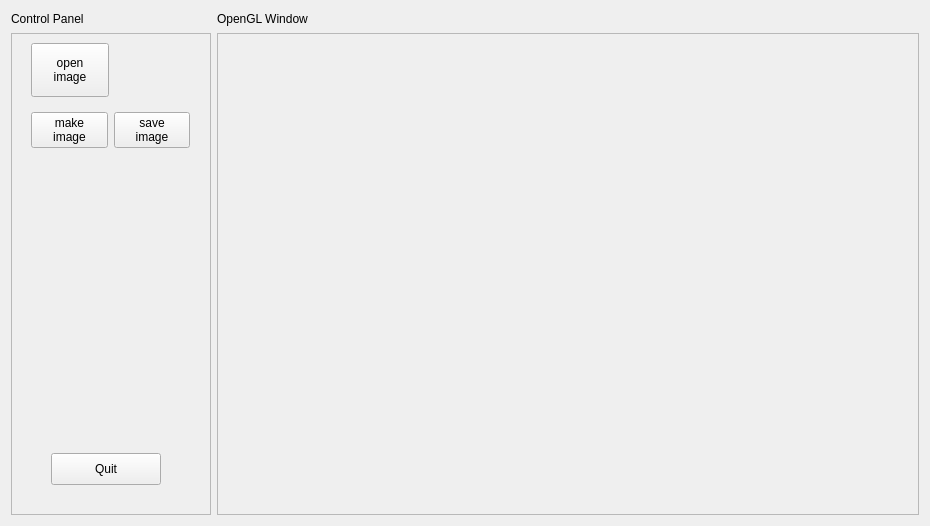
Above: MainWindow.ui from LloydThinks/CSC305_A4 before the change. Below: the same form after it.
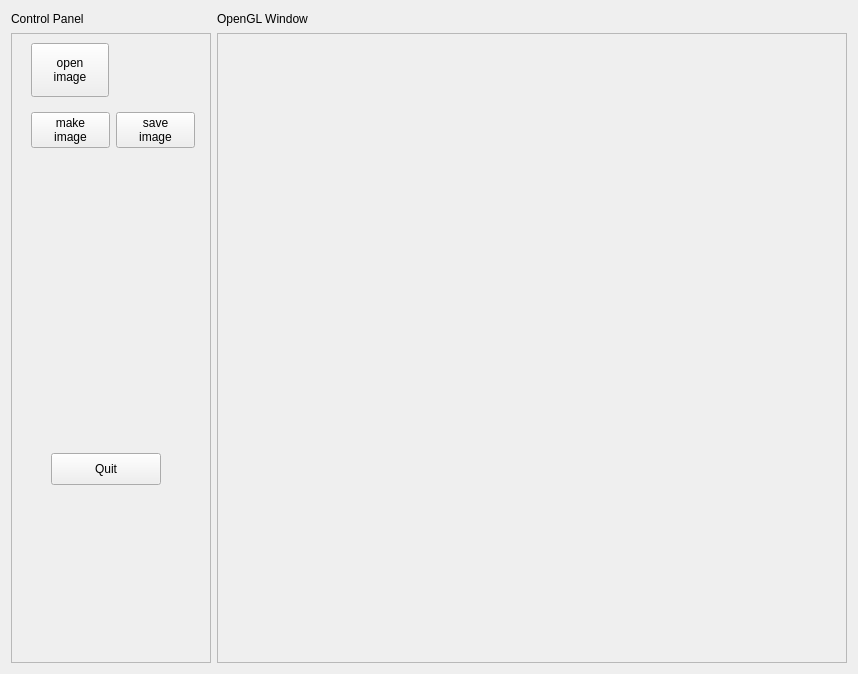
That is the form after the change.

What changed in the file:
```diff
--- a/MainWindow.ui
+++ b/MainWindow.ui
@@ -6,8 +6,8 @@
    <rect>
     <x>0</x>
     <y>0</y>
-    <width>930</width>
-    <height>526</height>
+    <width>858</width>
+    <height>674</height>
    </rect>
   </property>
   <property name="windowTitle">
@@ -66,7 +66,7 @@
        <rect>
         <x>20</x>
         <y>70</y>
-        <width>159</width>
+        <width>164</width>
         <height>54</height>
        </rect>
       </property>
@@ -157,8 +157,8 @@
        <rect>
         <x>0</x>
         <y>0</y>
-        <width>688</width>
-        <height>468</height>
+        <width>616</width>
+        <height>616</height>
        </rect>
       </property>
      </widget>
```
